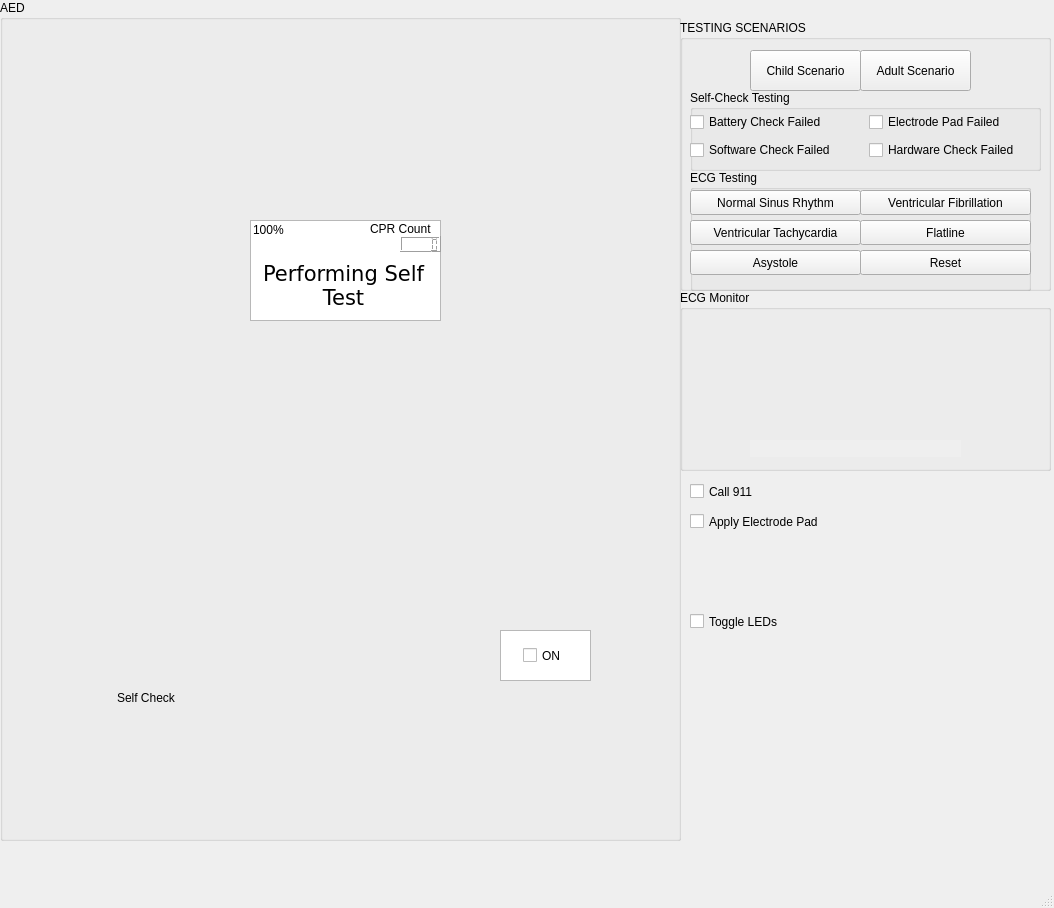
Above: FinalProject/mainwindow.ui from gksaurabh/COMP3004-FinalProject before the change. Below: the same form after it.
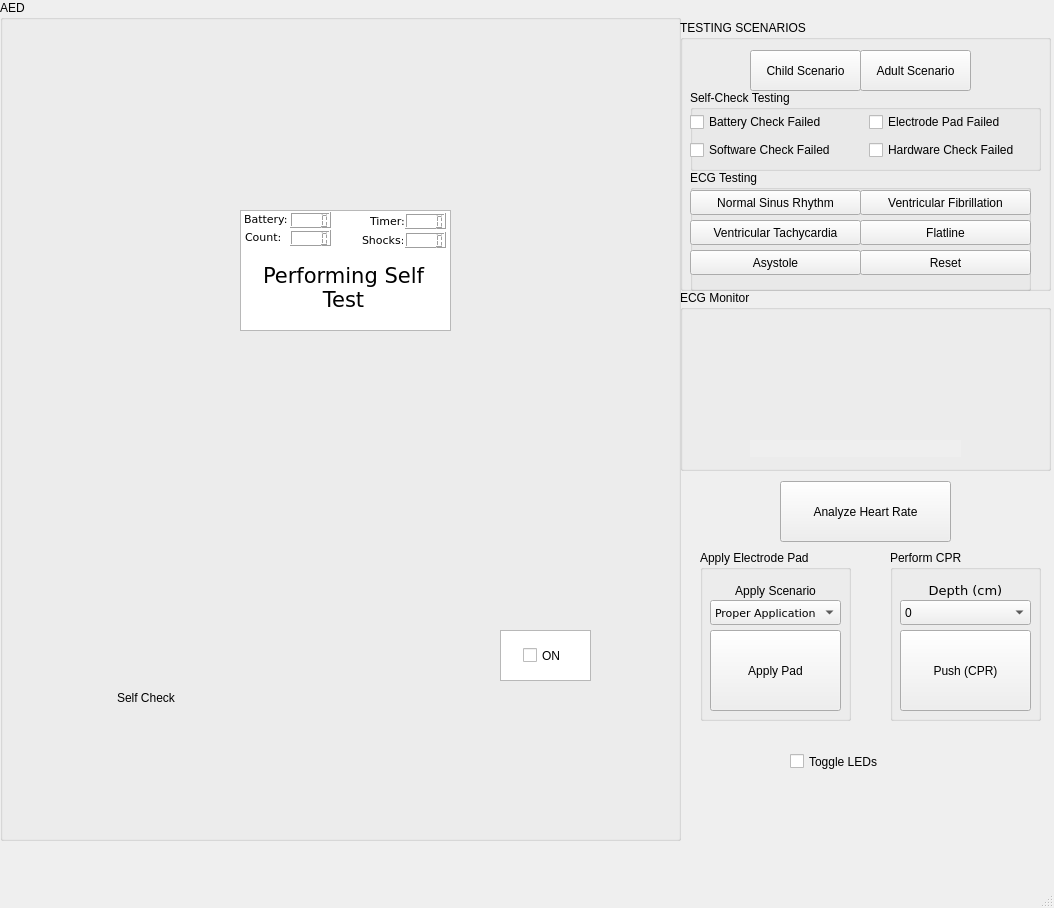
That is the form after the change. Icons and pictures are not drawn. Custom widgets are drawn as their Qt base class.

Commit message: all use cases done. full functionality added

```diff
--- a/FinalProject/mainwindow.ui
+++ b/FinalProject/mainwindow.ui
@@ -51,10 +51,10 @@
     <widget class="QGraphicsView" name="ecgViewer">
      <property name="geometry">
       <rect>
-       <x>250</x>
-       <y>220</y>
-       <width>191</width>
-       <height>101</height>
+       <x>240</x>
+       <y>210</y>
+       <width>211</width>
+       <height>121</height>
       </rect>
      </property>
     </widget>
@@ -131,10 +131,10 @@
     <widget class="QLabel" name="label_display">
      <property name="geometry">
       <rect>
-       <x>258</x>
-       <y>260</y>
-       <width>171</width>
-       <height>51</height>
+       <x>248</x>
+       <y>252</y>
+       <width>191</width>
+       <height>71</height>
       </rect>
      </property>
      <property name="font">
@@ -159,37 +159,30 @@
       <number>-1</number>
      </property>
     </widget>
-    <widget class="QLabel" name="label_3">
-     <property name="geometry">
-      <rect>
-       <x>253</x>
-       <y>221</y>
-       <width>41</width>
-       <height>17</height>
-      </rect>
-     </property>
-     <property name="text">
-      <string>100%</string>
-     </property>
-    </widget>
     <widget class="QLabel" name="label_4">
      <property name="geometry">
       <rect>
-       <x>370</x>
-       <y>220</y>
-       <width>71</width>
+       <x>245</x>
+       <y>228</y>
+       <width>41</width>
        <height>17</height>
       </rect>
      </property>
+     <property name="font">
+      <font>
+       <family>DejaVu Sans</family>
+       <pointsize>8</pointsize>
+      </font>
+     </property>
      <property name="text">
-      <string>CPR Count</string>
+      <string>Count: </string>
      </property>
     </widget>
     <widget class="QLCDNumber" name="lcdNumber">
      <property name="geometry">
       <rect>
-       <x>400</x>
-       <y>236</y>
+       <x>290</x>
+       <y>230</y>
        <width>41</width>
        <height>16</height>
       </rect>
@@ -231,6 +224,99 @@
       <string>ON</string>
      </property>
     </widget>
+    <widget class="QLCDNumber" name="timerDisplay">
+     <property name="geometry">
+      <rect>
+       <x>405</x>
+       <y>213</y>
+       <width>41</width>
+       <height>16</height>
+      </rect>
+     </property>
+     <property name="styleSheet">
+      <string notr="true"/>
+     </property>
+    </widget>
+    <widget class="QLabel" name="label_6">
+     <property name="geometry">
+      <rect>
+       <x>370</x>
+       <y>212</y>
+       <width>41</width>
+       <height>17</height>
+      </rect>
+     </property>
+     <property name="font">
+      <font>
+       <family>DejaVu Sans</family>
+       <pointsize>8</pointsize>
+      </font>
+     </property>
+     <property name="text">
+      <string>Timer:</string>
+     </property>
+    </widget>
+    <widget class="QLCDNumber" name="shockDisplay">
+     <property name="geometry">
+      <rect>
+       <x>405</x>
+       <y>232</y>
+       <width>41</width>
+       <height>16</height>
+      </rect>
+     </property>
+     <property name="styleSheet">
+      <string notr="true"/>
+     </property>
+    </widget>
+    <widget class="QLabel" name="label_7">
+     <property name="geometry">
+      <rect>
+       <x>362</x>
+       <y>231</y>
+       <width>41</width>
+       <height>17</height>
+      </rect>
+     </property>
+     <property name="font">
+      <font>
+       <family>DejaVu Sans</family>
+       <pointsize>8</pointsize>
+      </font>
+     </property>
+     <property name="text">
+      <string>Shocks:</string>
+     </property>
+    </widget>
+    <widget class="QLabel" name="label_8">
+     <property name="geometry">
+      <rect>
+       <x>244</x>
+       <y>210</y>
+       <width>61</width>
+       <height>17</height>
+      </rect>
+     </property>
+     <property name="font">
+      <font>
+       <family>DejaVu Sans</family>
+       <pointsize>8</pointsize>
+      </font>
+     </property>
+     <property name="text">
+      <string>Battery:</string>
+     </property>
+    </widget>
+    <widget class="QLCDNumber" name="batteryDisplay">
+     <property name="geometry">
+      <rect>
+       <x>290</x>
+       <y>212</y>
+       <width>41</width>
+       <height>16</height>
+      </rect>
+     </property>
+    </widget>
    </widget>
    <widget class="QGroupBox" name="groupBox_2">
     <property name="geometry">
@@ -467,8 +553,8 @@
    <widget class="QCheckBox" name="toggleLEDs">
     <property name="geometry">
      <rect>
-      <x>690</x>
-      <y>610</y>
+      <x>790</x>
+      <y>750</y>
       <width>90</width>
       <height>23</height>
      </rect>
@@ -477,30 +563,184 @@
      <string>Toggle LEDs</string>
     </property>
    </widget>
-   <widget class="QCheckBox" name="checkbox_call911">
+   <widget class="QGroupBox" name="groupBox_6">
     <property name="geometry">
      <rect>
-      <x>690</x>
-      <y>480</y>
-      <width>90</width>
-      <height>23</height>
+      <x>890</x>
+      <y>550</y>
+      <width>151</width>
+      <height>171</height>
      </rect>
     </property>
-    <property name="text">
-     <string>Call 911</string>
+    <property name="title">
+     <string>Perform CPR</string>
     </property>
+    <widget class="QPushButton" name="pushCPR_Button">
+     <property name="geometry">
+      <rect>
+       <x>10</x>
+       <y>80</y>
+       <width>131</width>
+       <height>81</height>
+      </rect>
+     </property>
+     <property name="text">
+      <string>Push (CPR)</string>
+     </property>
+    </widget>
+    <widget class="QComboBox" name="ddlist_cprDepth">
+     <property name="geometry">
+      <rect>
+       <x>10</x>
+       <y>50</y>
+       <width>131</width>
+       <height>25</height>
+      </rect>
+     </property>
+     <item>
+      <property name="text">
+       <string>0</string>
+      </property>
+     </item>
+     <item>
+      <property name="text">
+       <string>1</string>
+      </property>
+     </item>
+     <item>
+      <property name="text">
+       <string>2</string>
+      </property>
+     </item>
+     <item>
+      <property name="text">
+       <string>3</string>
+      </property>
+     </item>
+     <item>
+      <property name="text">
+       <string>4</string>
+      </property>
+     </item>
+     <item>
+      <property name="text">
+       <string>5</string>
+      </property>
+     </item>
+     <item>
+      <property name="text">
+       <string>6</string>
+      </property>
+     </item>
+    </widget>
+    <widget class="QLabel" name="cprDept_Label">
+     <property name="geometry">
+      <rect>
+       <x>10</x>
+       <y>30</y>
+       <width>131</width>
+       <height>21</height>
+      </rect>
+     </property>
+     <property name="font">
+      <font>
+       <family>DejaVu Sans</family>
+       <pointsize>10</pointsize>
+      </font>
+     </property>
+     <property name="text">
+      <string>Depth (cm)</string>
+     </property>
+     <property name="alignment">
+      <set>Qt::AlignCenter</set>
+     </property>
+     <property name="wordWrap">
+      <bool>true</bool>
+     </property>
+    </widget>
    </widget>
-   <widget class="QCheckBox" name="checkbox_applyPad">
+   <widget class="QGroupBox" name="groupBox_7">
     <property name="geometry">
      <rect>
-      <x>690</x>
-      <y>510</y>
+      <x>700</x>
+      <y>550</y>
       <width>151</width>
-      <height>23</height>
+      <height>171</height>
      </rect>
     </property>
-    <property name="text">
+    <property name="title">
      <string>Apply Electrode Pad</string>
+    </property>
+    <widget class="QPushButton" name="applyPad_Button">
+     <property name="geometry">
+      <rect>
+       <x>10</x>
+       <y>80</y>
+       <width>131</width>
+       <height>81</height>
+      </rect>
+     </property>
+     <property name="text">
+      <string>Apply Pad</string>
+     </property>
+    </widget>
+    <widget class="QComboBox" name="ddlist_applyPad">
+     <property name="geometry">
+      <rect>
+       <x>10</x>
+       <y>50</y>
+       <width>131</width>
+       <height>25</height>
+      </rect>
+     </property>
+     <property name="font">
+      <font>
+       <family>DejaVu Sans</family>
+       <pointsize>8</pointsize>
+      </font>
+     </property>
+     <item>
+      <property name="text">
+       <string>Proper Application</string>
+      </property>
+     </item>
+     <item>
+      <property name="text">
+       <string>Improper Application</string>
+      </property>
+     </item>
+    </widget>
+    <widget class="QLabel" name="applyPad_Label">
+     <property name="geometry">
+      <rect>
+       <x>10</x>
+       <y>30</y>
+       <width>131</width>
+       <height>21</height>
+      </rect>
+     </property>
+     <property name="text">
+      <string>Apply Scenario</string>
+     </property>
+     <property name="alignment">
+      <set>Qt::AlignCenter</set>
+     </property>
+     <property name="wordWrap">
+      <bool>true</bool>
+     </property>
+    </widget>
+   </widget>
+   <widget class="QPushButton" name="analyzeHR_button">
+    <property name="geometry">
+     <rect>
+      <x>780</x>
+      <y>481</y>
+      <width>171</width>
+      <height>61</height>
+     </rect>
+    </property>
+    <property name="text">
+     <string>Analyze Heart Rate</string>
     </property>
    </widget>
   </widget>
```
Left out of the diff: 2 changed lines with no effect on the pictures. The commit also changes 2 other files.
